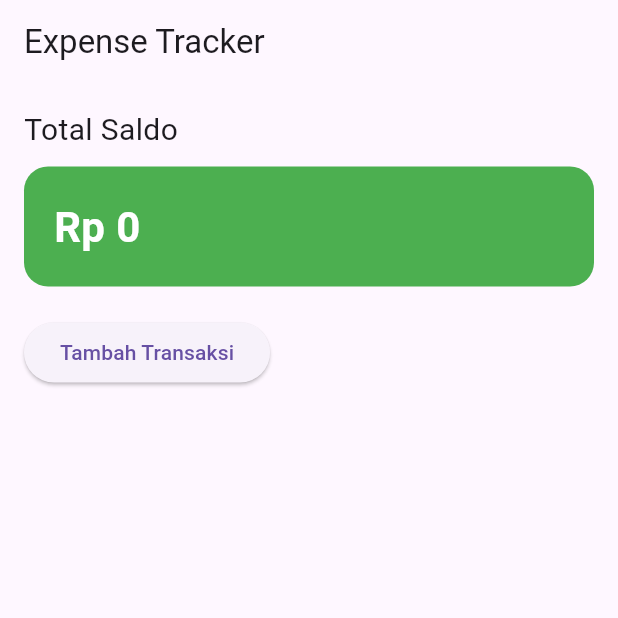
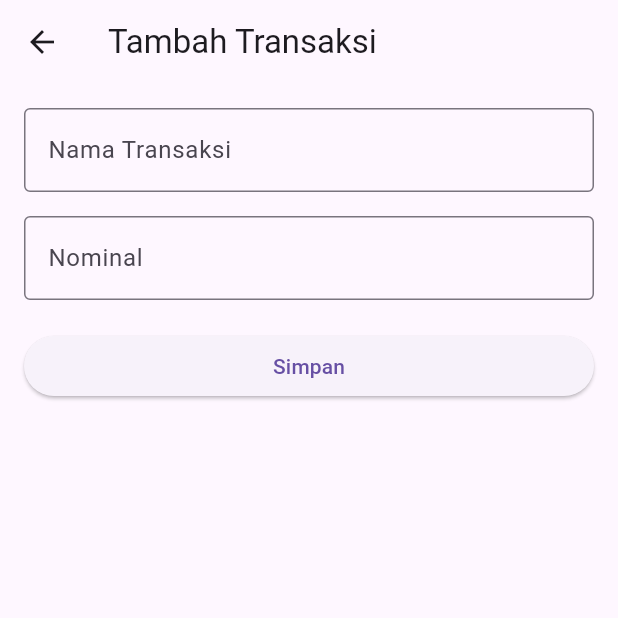
Before and after one commit to Surya766-wnt/expense-tracker-flutter, a Flutter app: the screen it shows after launch, after a tap on "Tambah Transaksi", on a phone screen of 412 x 824 dp, the top half of it. Run offline on Flutter 3.47's test engine with Material 3 defaults, Android fonts, the phone set to English and light mode, and no system bars.

Commit message:
pesan perubahan

```diff
--- /dev/null
+++ b/lib/data/transaction_data.dart
@@ -0,0 +1,3 @@
+import '../models/transaction_model.dart';
+
+List<TransactionModel> transactions = [];
--- /dev/null
+++ b/lib/models/transaction_model.dart
@@ -0,0 +1,11 @@
+class TransactionModel {
+
+  final String title;
+  final double amount;
+
+  TransactionModel({
+    required this.title,
+    required this.amount,
+  });
+
+}
--- /dev/null
+++ b/lib/screens/add_transaction_screen.dart
@@ -0,0 +1,90 @@
+import 'package:flutter/material.dart';
+import '../models/transaction_model.dart';
+import '../data/transaction_data.dart';
+
+class AddTransactionScreen extends StatelessWidget {
+  AddTransactionScreen({super.key});
+
+  final TextEditingController titleController =
+  TextEditingController();
+
+  final TextEditingController amountController =
+  TextEditingController();
+
+  @override
+  Widget build(BuildContext context) {
+
+    return Scaffold(
+
+      appBar: AppBar(
+        title: const Text(
+          "Tambah Transaksi",
+        ),
+      ),
+
+      body: Padding(
+        padding: const EdgeInsets.all(16),
+
+        child: Column(
+
+          children: [
+
+            TextField(
+              controller: titleController,
+
+              decoration: const InputDecoration(
+                labelText: "Nama Transaksi",
+                border: OutlineInputBorder(),
+              ),
+            ),
+
+            const SizedBox(height: 16),
+
+            TextField(
+              controller: amountController,
+
+              keyboardType: TextInputType.number,
+
+              decoration: const InputDecoration(
+                labelText: "Nominal",
+                border: OutlineInputBorder(),
+              ),
+            ),
+
+            const SizedBox(height: 20),
+
+            SizedBox(
+              width: double.infinity,
+
+              child: ElevatedButton(
+
+                onPressed: () {
+
+                  String title =
+                      titleController.text;
+
+                  String amount =
+                      amountController.text;
+
+                  transactions.add(
+
+                    TransactionModel(
+                      title: title,
+                      amount: double.parse(amount),
+                    ),
+                  );
+
+                  Navigator.pop(context);
+                },
+
+                child: const Text(
+                  "Simpan",
+                ),
+              ),
+            ),
+          ],
+        ),
+      ),
+    );
+  }
+}
--- a/lib/screens/dashboard_screen.dart
+++ b/lib/screens/dashboard_screen.dart
@@ -1,4 +1,5 @@
 import 'package:flutter/material.dart';
+import 'add_transaction_screen.dart';
 
 class DashboardScreen extends StatelessWidget {
   const DashboardScreen({super.key});
@@ -49,14 +50,24 @@ class DashboardScreen extends StatelessWidget {
             const SizedBox(height: 20),
 
             ElevatedButton(
+
               onPressed: () {
+
+                Navigator.push(
+                  context,
+
+                  MaterialPageRoute(
+                    builder: (context) =>
+                        AddTransactionScreen(),
+                  ),
+                );
 
               },
 
               child: const Text(
                 "Tambah Transaksi",
               ),
-            ),
+            )
           ],
         ),
       ),
```
